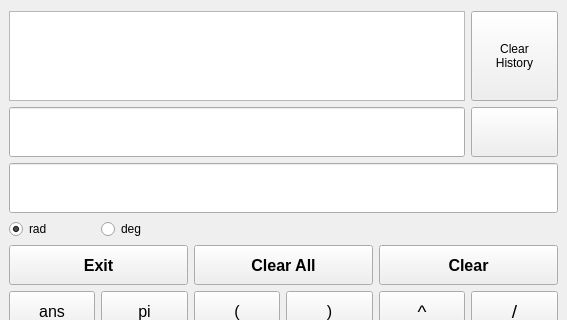
Before: the Qt Designer form gui/mainwindow.ui in benediktibk/calculator, drawn with Qt 5; both pictures show x 0 to 567 and y 0 to 320 of the 567 by 524 pixel window.
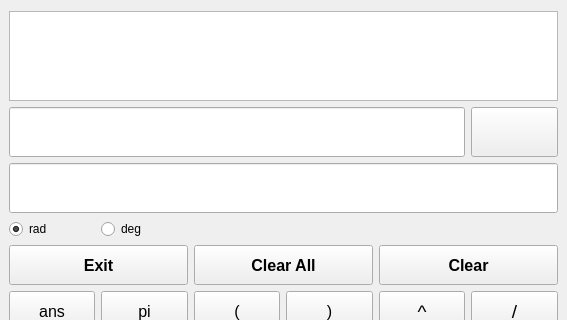
After: the same form once the commit is applied.

Commit message: history button replaced with clear all

What changed in the file:
```diff
--- a/gui/mainwindow.ui
+++ b/gui/mainwindow.ui
@@ -724,16 +724,6 @@
       </property>
      </widget>
     </item>
-    <item row="2" column="0" rowspan="2" colspan="5">
-     <widget class="QTextEdit" name="historyTextEdit">
-      <property name="enabled">
-       <bool>true</bool>
-      </property>
-      <property name="readOnly">
-       <bool>true</bool>
-      </property>
-     </widget>
-    </item>
     <item row="9" column="1">
      <widget class="QPushButton" name="exponentialButton">
       <property name="minimumSize">
@@ -808,20 +798,13 @@
       </property>
      </widget>
     </item>
-    <item row="2" column="5" rowspan="2">
-     <widget class="QPushButton" name="clearHistoryButton">
+    <item row="2" column="0" rowspan="2" colspan="6">
+     <widget class="QTextEdit" name="historyTextEdit">
       <property name="enabled">
        <bool>true</bool>
       </property>
-      <property name="sizePolicy">
-       <sizepolicy hsizetype="Minimum" vsizetype="Expanding">
-        <horstretch>0</horstretch>
-        <verstretch>0</verstretch>
-       </sizepolicy>
-      </property>
-      <property name="text">
-       <string>Clear 
-History</string>
+      <property name="readOnly">
+       <bool>true</bool>
       </property>
      </widget>
     </item>
```
The commit also changes 2 other files.
